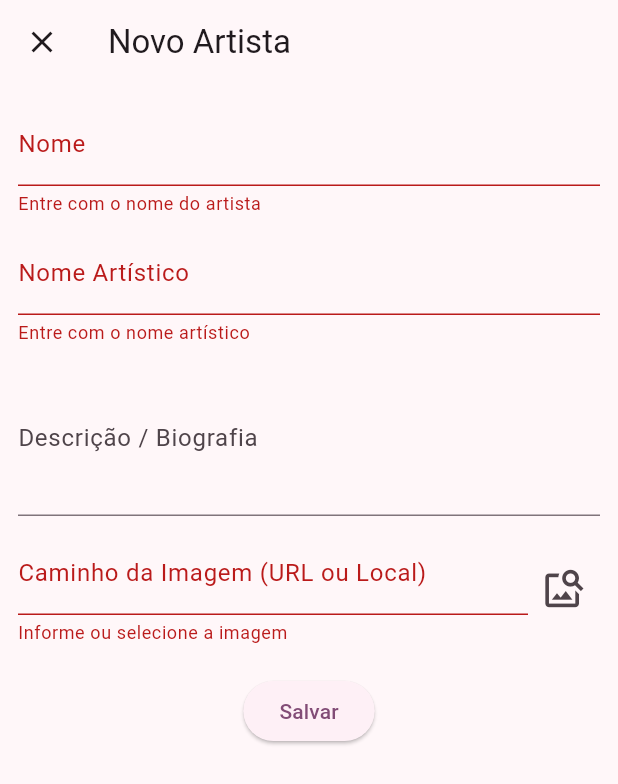
After one commit to Charles-Santo/Jukefy, a Flutter app: the AddArtist screen opened directly, after a tap on "Salvar", on a phone screen of 412 x 824 dp. The commit adds this screen. Shown: the top 784 px of the screen. Run offline on Flutter 3.47's test engine with Material 3 defaults, Android fonts, the phone set to English and light mode, and no system bars; our stand-ins replace audioplayers, file_picker, sqflite; accounts and stored records are empty.

Commit message:
adicionado add artist

```diff
--- a/lib/model/artist.dart
+++ b/lib/model/artist.dart
@@ -2,12 +2,14 @@ class Artist {
   final int? id;
   final String name;
   final String artisticName;
+  final String description;
   final String imagePath;
 
   Artist({
     this.id,
     required this.name,
     required this.artisticName,
+    required this.description,
     required this.imagePath,
   });
 
@@ -16,6 +18,7 @@ class Artist {
       id: map['id'] as int?,
       name: map['name'] as String,
       artisticName: map['artisticName'] as String,
+      description: map['description'] as String? ?? '',
       imagePath: map['imagePath'] as String,
     );
   }
@@ -25,6 +28,7 @@ class Artist {
       if (id != null) 'id': id,
       'name': name,
       'artisticName': artisticName,
+      'description': description,
       'imagePath': imagePath,
     };
   }
--- a/lib/model/song.dart
+++ b/lib/model/song.dart
@@ -3,11 +3,9 @@ class Song {
   final String title;
   final String audioPath;
   final String imagePath;
-  final String idArtist;
-
+  final int idArtist; // Alterado para int
   final int duration;
   bool isFavorite;
-
 
   Song({
     this.id,
@@ -25,7 +23,7 @@ class Song {
       title: map['title'] as String,
       audioPath: map['audioPath'] as String,
       imagePath: map['imagePath'] as String,
-      idArtist: map['artist'] as String,
+      idArtist: map['idArtist'] as int,
       duration: map['durationInSeconds'] as int,
       isFavorite: map['isFavorite'] == 1,
     );
--- /dev/null
+++ b/lib/view/add_artist.dart
@@ -0,0 +1,169 @@
+import 'package:flutter/material.dart';
+import 'package:file_picker/file_picker.dart';
+import '../model/artist.dart';
+import '../database/artist_dao.dart';
+
+class AddArtist extends StatefulWidget {
+  final Artist? artist;
+  const AddArtist({super.key, this.artist});
+
+  @override
+  State<AddArtist> createState() => _AddArtistState();
+}
+
+class _AddArtistState extends State<AddArtist> {
+  final _formKey = GlobalKey<FormState>();
+
+  final TextEditingController _nameController = TextEditingController();
+  final TextEditingController _artisticNameController = TextEditingController();
+  final TextEditingController _descriptionController = TextEditingController();
+  final TextEditingController _imagePathController = TextEditingController();
+
+  @override
+  void initState() {
+    super.initState();
+    if (widget.artist != null) {
+      _nameController.text = widget.artist!.name;
+      _artisticNameController.text = widget.artist!.artisticName;
+      _descriptionController.text = widget.artist!.description;
+      _imagePathController.text = widget.artist!.imagePath;
+    }
+  }
+
+  Future<void> _selecionarImagemEpegarCaminho() async {
+    FilePickerResult? resultado = await FilePicker.platform.pickFiles(
+      type: FileType.image,
+      allowMultiple: false,
+    );
+
+    if (resultado != null && resultado.files.single.path != null) {
+      setState(() {
+        _imagePathController.text = resultado.files.single.path!;
+      });
+    }
+  }
+
+  @override
+  Widget build(BuildContext context) {
+    return Scaffold(
+      appBar: AppBar(
+        title: Text(widget.artist == null ? "Novo Artista" : "Alterando Artista"),
+        leading: IconButton(
+          onPressed: () => Navigator.pop(context),
+          icon: const Icon(Icons.close),
+        ),
+      ),
+      body: Padding(
+        padding: const EdgeInsets.all(12.0),
+        child: SingleChildScrollView(
+          child: Form(
+            key: _formKey,
+            child: Column(
+              children: [
+                TextFormField(
+                  controller: _nameController,
+                  decoration: const InputDecoration(labelText: "Nome"),
+                  validator: (value) {
+                    if (value == null || value.trim().isEmpty) {
+                      return 'Entre com o nome do artista';
+                    }
+                    return null;
+                  },
+                ),
+                const SizedBox(height: 10),
+
+                TextFormField(
+                  controller: _artisticNameController,
+                  decoration: const InputDecoration(labelText: "Nome Artístico"),
+                  validator: (value) {
+                    if (value == null || value.trim().isEmpty) {
+                      return 'Entre com o nome artístico';
+                    }
+                    return null;
+                  },
+                ),
+                const SizedBox(height: 10),
+
+                TextFormField(
+                  controller: _descriptionController,
+                  decoration: const InputDecoration(labelText: "Descrição / Biografia"),
+                  maxLines: 3,
+                ),
+                const SizedBox(height: 10),
+
+                Row(
+                  children: [
+                    Expanded(
+                      child: TextFormField(
+                        controller: _imagePathController,
+                        decoration: const InputDecoration(
+                          labelText: "Caminho da Imagem (URL ou Local)",
+                        ),
+                        validator: (value) {
+                          if (value == null || value.trim().isEmpty) {
+                            return 'Informe ou selecione a imagem';
+                          }
+                          return null;
+                        },
+                      ),
+                    ),
+                    IconButton(
+                      icon: Icon(
+                        Icons.image_search,
+                        size: 30,
+                        color: Theme.of(context).colorScheme.onSurfaceVariant,
+                      ),
+                      onPressed: _selecionarImagemEpegarCaminho,
+                      tooltip: 'Buscar na Galeria',
+                    ),
+                  ],
+                ),
+                const SizedBox(height: 20),
+
+                ElevatedButton(
+                  onPressed: () async {
+                    if (_formKey.currentState!.validate()) {
+                      Artist artist = Artist(
+                        id: widget.artist?.id,
+                        name: _nameController.text,
+                        artisticName: _artisticNameController.text,
+                        description: _descriptionController.text,
+                        imagePath: _imagePathController.text,
+                      );
+
+                      if (widget.artist == null) {
+                        await ArtistDao.instance.add(artist);
+                      } else {
+                        await ArtistDao.instance.update(artist);
+                      }
+
+                      if (!context.mounted) return;
+
+                      ScaffoldMessenger.of(context).showSnackBar(
+                        const SnackBar(
+                          content: Text("Artista salvo com sucesso!"),
+                        ),
+                      );
+
+                      Navigator.pop(context);
+                    }
+                  },
+                  child: const Text("Salvar"),
+                ),
+              ],
+            ),
+          ),
+        ),
+      ),
+    );
+  }
+
+  @override
+  void dispose() {
+    _nameController.dispose();
+    _artisticNameController.dispose();
+    _descriptionController.dispose();
+    _imagePathController.dispose();
+    super.dispose();
+  }
+}
--- a/lib/view/homepage.dart
+++ b/lib/view/homepage.dart
@@ -29,7 +29,7 @@ class _HomepageState extends State<Homepage> {
 
       appBar: AppBar(
         title: Text(
-          'Owari',
+          'Jukefy',
           style: TextStyle(
             color: Theme.of(context).colorScheme.onPrimary,
             fontWeight: FontWeight.bold,
--- a/lib/view/songs_viewer.dart
+++ b/lib/view/songs_viewer.dart
@@ -1,3 +1,4 @@
+import 'package:Jukefy/view/add_artist.dart';
 import 'package:flutter/material.dart';
 import 'package:Jukefy/view/add_song.dart';
 import 'package:Jukefy/database/song_dao.dart';
@@ -57,6 +58,7 @@ class _SongsViewerState extends State<SongsViewer> {
                     },
                   ),
                 ),
+                Expanded(child: OptionCard(title: 'Add Artist', subtitle: 'Register your favorite Artist', icon: Icons.emoji_people_sharp, onTap: () async { await Navigator.push(context, MaterialPageRoute(builder: (context) => const AddArtist(),),);}))
               ],
             ),
           ),
--- a/lib/widgets/song_list_widget.dart
+++ b/lib/widgets/song_list_widget.dart
@@ -126,7 +126,7 @@ class _SongListWidgetState extends State<SongListWidget> {
             ),
             subtitle: Row(
               children: [
-                Expanded(child: Text("${song.artist} • ${song.genre} • ${song.duration}s")),
+                Expanded(child: Text("${song.idArtist} • ${song.duration}s")),
               ],
             ),
 
```
Also changed, not shown: lib/database/artist_dao.dart (added, +45 -0 lines), lib/database/database_helper.dart (+8 -0 lines), lib/database/playlistSong_dao.dart (added, +42 -0 lines), lib/database/playlist_dao.dart (added, +58 -0 lines), lib/database/song_dao.dart (+39 -10 lines), lib/database/user_dao.dart (added, +56 -0 lines), lib/model/playlist.dart (+35 -0 lines), lib/view/add_song.dart (+80 -99 lines), lib/view/add_playlist.dart (added).
